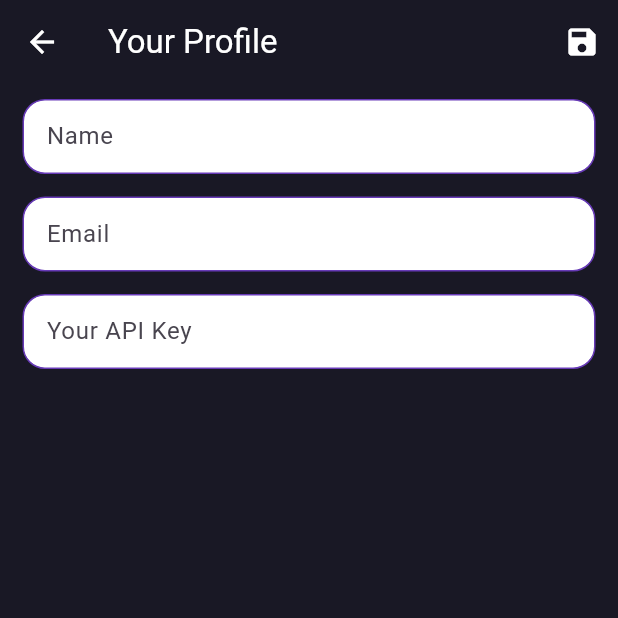
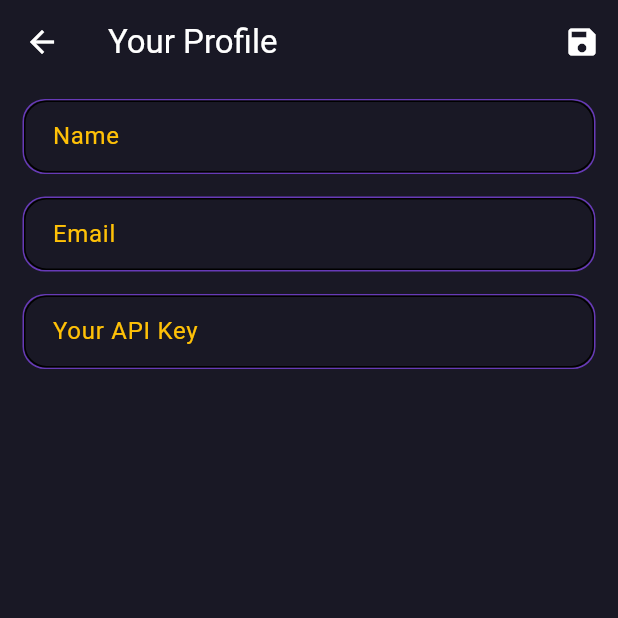
Before and after one commit to sujalutekar/Flutter-Virtual-Assistant-App, a Flutter app: the ProfileScreen screen opened by its route, on a phone screen of 412 x 824 dp, the top half of it. Run offline on Flutter 3.47's test engine with Material 2 defaults, Android fonts, the phone set to English and light mode, and no system bars; our stand-ins replace flutter_tts, google_fonts, shared_preferences, speech_to_text; accounts and stored records are empty.

Commit message:
profile screen

```diff
--- a/lib/main.dart
+++ b/lib/main.dart
@@ -25,7 +25,6 @@ class MyApp extends StatelessWidget {
       ),
       title: 'jarvis',
       home: const AddNewApiScreen(),
-      // home: const HomePage(),
       routes: {
         ProfileScreen.routeName: (ctx) => const ProfileScreen(),
         SplashScreen.routeName: (ctx) => const SplashScreen(),
--- a/lib/screens/profile_screen.dart
+++ b/lib/screens/profile_screen.dart
@@ -114,17 +114,25 @@ class _ProfileScreenState extends State<ProfileScreen> {
               child: Container(
                 decoration: BoxDecoration(
                   border: Border.all(color: Colors.deepPurple),
-                  color: Colors.white,
+                  // color: Colors.white,
                   borderRadius: BorderRadius.circular(15),
                 ),
                 child: TextFormField(
-                  // initialValue: bossName,
+                  style: const TextStyle(color: Colors.white),
                   controller: nameController,
                   textInputAction: TextInputAction.next,
-                  decoration: const InputDecoration(
-                    contentPadding: EdgeInsets.only(left: 15),
+                  decoration: InputDecoration(
+                    focusedBorder: OutlineInputBorder(
+                      borderRadius: BorderRadius.circular(15),
+                    ),
+                    enabledBorder: OutlineInputBorder(
+                      borderRadius: BorderRadius.circular(15),
+                    ),
+                    contentPadding: const EdgeInsets.only(left: 15),
                     border: InputBorder.none,
-                    hintText: 'Name',
+                    labelStyle: const TextStyle(color: Colors.amber),
+                    labelText: 'Name',
+                    // hintText: 'Name',
                   ),
                   validator: (value) {
                     if (value == null || value.isEmpty) {
@@ -154,17 +162,26 @@ class _ProfileScreenState extends State<ProfileScreen> {
               child: Container(
                 decoration: BoxDecoration(
                   border: Border.all(color: Colors.deepPurple),
-                  color: Colors.white,
+                  // color: Colors.white,
                   borderRadius: BorderRadius.circular(15),
                 ),
                 child: TextFormField(
+                  style: const TextStyle(color: Colors.white),
                   controller: emailController,
                   keyboardType: TextInputType.emailAddress,
                   textInputAction: TextInputAction.next,
-                  decoration: const InputDecoration(
-                    contentPadding: EdgeInsets.only(left: 15),
+                  decoration: InputDecoration(
+                    focusedBorder: OutlineInputBorder(
+                      borderRadius: BorderRadius.circular(15),
+                    ),
+                    enabledBorder: OutlineInputBorder(
+                      borderRadius: BorderRadius.circular(15),
+                    ),
+                    contentPadding: const EdgeInsets.only(left: 15),
                     border: InputBorder.none,
-                    hintText: 'Email',
+                    labelStyle: const TextStyle(color: Colors.amber),
+                    labelText: 'Email',
+                    // hintText: 'Email',
                   ),
                   validator: (value) {
                     if (value == null || value.isEmpty) {
@@ -197,15 +214,25 @@ class _ProfileScreenState extends State<ProfileScreen> {
               child: Container(
                 decoration: BoxDecoration(
                   border: Border.all(color: Colors.deepPurple),
-                  color: Colors.white,
+                  // color: Colors.white,
                   borderRadius: BorderRadius.circular(15),
                 ),
                 child: TextFormField(
+                  style: const TextStyle(color: Colors.white),
                   controller: apiController,
-                  decoration: const InputDecoration(
-                    contentPadding: EdgeInsets.only(left: 15),
+                  textInputAction: TextInputAction.done,
+                  decoration: InputDecoration(
+                    focusedBorder: OutlineInputBorder(
+                      borderRadius: BorderRadius.circular(15),
+                    ),
+                    enabledBorder: OutlineInputBorder(
+                      borderRadius: BorderRadius.circular(15),
+                    ),
+                    contentPadding: const EdgeInsets.only(left: 15),
                     border: InputBorder.none,
-                    hintText: 'Your API Key',
+                    labelStyle: const TextStyle(color: Colors.amber),
+                    labelText: 'Your API Key',
+                    // hintText: 'Your API Key',
                   ),
                   validator: (value) {
                     if (value == null || value.isEmpty) {
@@ -224,6 +251,13 @@ class _ProfileScreenState extends State<ProfileScreen> {
                       });
 
                       await setData(apiKey, value);
+                      saveForm();
+                      ScaffoldMessenger.of(context).showSnackBar(
+                        const SnackBar(
+                          duration: Duration(milliseconds: 1500),
+                          content: Text('Saved Successfully'),
+                        ),
+                      );
                     }
                   },
                 ),
```
